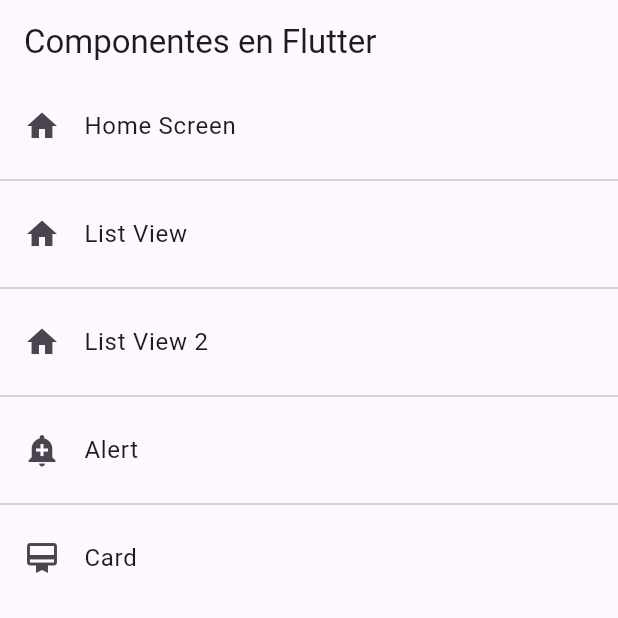
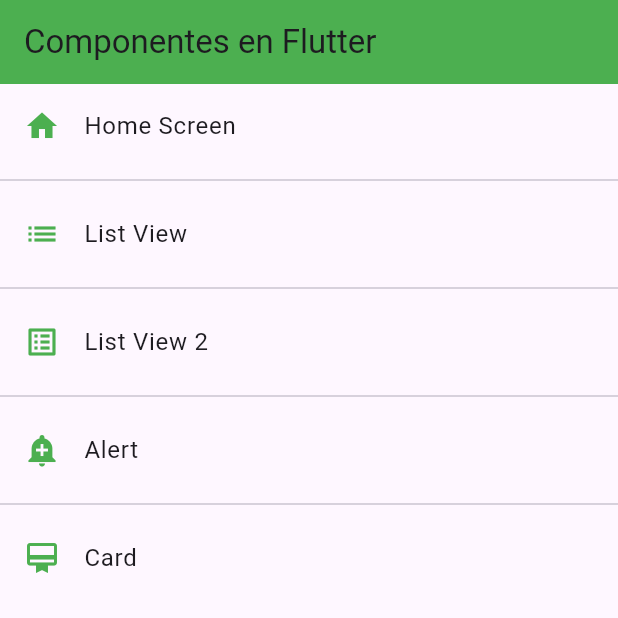
Before and after one commit to kira19955/flutter_practicas-, a Flutter app: the screen it shows after launch, on a phone screen of 412 x 824 dp, the top half of it. Run offline on Flutter 3.47's test engine with Material 3 defaults, Android fonts, the phone set to English and light mode, and no system bars.

```diff
--- a/fl_components/lib/main.dart
+++ b/fl_components/lib/main.dart
@@ -1,4 +1,5 @@
 import 'package:fl_components/routes/app_routes.dart';
+import 'package:fl_components/theme/app_theme.dart';
 import 'package:flutter/material.dart';
 //import 'package:fl_components/screens/screens.dart';
 void main() => runApp(const MyApp());
@@ -13,7 +14,9 @@ class MyApp extends StatelessWidget {
       title: 'Material App',
       initialRoute: AppRoutes.initialRoute,
       routes: AppRoutes.getAppRoutes(),
-      onGenerateRoute: AppRoutes.onGenerateRoute
+      onGenerateRoute: AppRoutes.onGenerateRoute,
+
+      theme: AppTheme.lightTheme
     );
   }
 }
--- a/fl_components/lib/routes/app_routes.dart
+++ b/fl_components/lib/routes/app_routes.dart
@@ -8,8 +8,8 @@ class AppRoutes {
 
   static final menuoptions = <Menuoptions> [
     Menuoptions(route: 'home', icon: Icons.home, name: 'Home Screen', screen: HomeScreen()),
-    Menuoptions(route: 'listview1', icon: Icons.home, name: 'List View ', screen: Listview1Screen()),
-    Menuoptions(route: 'listview2', icon: Icons.home, name: 'List View 2', screen: Listview2Screen()),
+    Menuoptions(route: 'listview1', icon: Icons.list, name: 'List View ', screen: Listview1Screen()),
+    Menuoptions(route: 'listview2', icon: Icons.list_alt, name: 'List View 2', screen: Listview2Screen()),
     Menuoptions(route: 'alert', icon: Icons.add_alert, name: 'Alert', screen: AlertScreen()),
     Menuoptions(route: 'card', icon: Icons.card_membership, name: 'Card', screen: CardScreen()),
   ];
--- a/fl_components/lib/screens/home_screen.dart
+++ b/fl_components/lib/screens/home_screen.dart
@@ -1,4 +1,5 @@
 import 'package:fl_components/routes/app_routes.dart';
+import 'package:fl_components/theme/app_theme.dart';
 import 'package:flutter/material.dart';
 
 class HomeScreen extends StatelessWidget {
@@ -10,12 +11,12 @@ class HomeScreen extends StatelessWidget {
     return Scaffold(
       appBar: AppBar(
         title: Text('Componentes en Flutter'),
-        elevation: 0,
+        //elevation: 0,
       ),
       body: ListView.separated(
         itemBuilder: (context, index) => ListTile(
           title: Text(AppRoutes.menuoptions[index].name),
-          leading: Icon(AppRoutes.menuoptions[index].icon),
+          leading: Icon(AppRoutes.menuoptions[index].icon, color: AppTheme.primary,),
           onTap: () {
 
             Navigator.pushNamed(context, AppRoutes.menuoptions[index].route);
--- a/fl_components/lib/screens/listview2_screen.dart
+++ b/fl_components/lib/screens/listview2_screen.dart
@@ -26,8 +26,8 @@ class Listview2Screen extends StatelessWidget {
     return  Scaffold(
       appBar: AppBar(
         title: Center(child: Text('ListView Tipo 2')),
-        backgroundColor: Colors.indigo,
-        elevation: 10,
+        //backgroundColor: Colors.indigo,
+        //elevation: 10,
       ),
       body: ListView.separated(
         itemCount: juegosFlutter.length,
--- /dev/null
+++ b/fl_components/lib/theme/app_theme.dart
@@ -0,0 +1,20 @@
+import 'package:flutter/material.dart';
+
+class AppTheme {
+
+  static Color primary = Colors.green;
+
+  static final ThemeData lightTheme = ThemeData.light().copyWith(
+      //color primario
+        primaryColor: Colors.indigo,
+        //appbartheme
+        appBarTheme: AppBarTheme(
+          color:primary,
+          elevation: 0
+        ),
+
+        textButtonTheme: TextButtonThemeData(
+          style: TextButton.styleFrom(foregroundColor:primary)
+        )
+      );
+}
--- /dev/null
+++ b/fl_components/lib/widgets/widgets.dart
@@ -0,0 +1,2 @@
+export 'package:fl_components/widgets/custom_card_type_1.dart';
+export 'package:fl_components/widgets/custom_card_type_2.dart';
--- a/fl_components/pubspec.yaml
+++ b/fl_components/pubspec.yaml
@@ -58,8 +58,8 @@ flutter:
   uses-material-design: true
 
   # To add assets to your application, add an assets section, like this:
-  # assets:
-  #   - images/a_dot_burr.jpeg
+  assets:
+    - assets/
   #   - images/a_dot_ham.jpeg
 
   # An image asset can refer to one or more resolution-specific "variants", see
```
Also changed, not shown: fl_components/lib/screens/card_screen.dart (+14 -3 lines), fl_components/lib/widgets/custom_card_type_1.dart (added, +41 -0 lines), fl_components/lib/widgets/custom_card_type_2.dart (added, +33 -0 lines), fl_components/assets/jar-loading.gif (added).
